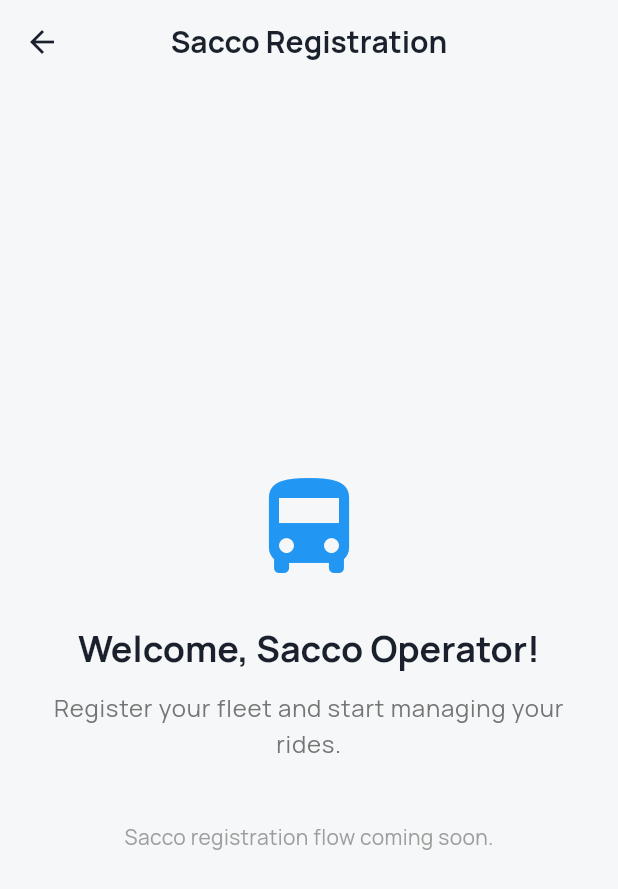
After one commit to marube2005/Tasktravellers, a Flutter app: the SaccoDashboardScreen screen opened by its route, on a phone screen of 412 x 824 dp. The commit adds this screen. Shown: the top 889 px of the screen. Run offline on Flutter 3.47's test engine with Material 3 defaults, Android fonts, the phone set to English and light mode, and no system bars; our stand-ins replace flutter_dotenv, google_fonts, supabase_flutter; accounts and stored records are empty; network calls fail.

Commit message:
Fixing corrections

```diff
--- a/frontend/lib/app.dart
+++ b/frontend/lib/app.dart
@@ -10,6 +10,7 @@ import 'pages/payment_checkout_screen.dart';
 import 'pages/ride_completion_rating_screen.dart';
 import 'pages/ride_tracking_screen.dart';
 import 'pages/email_verification.dart';
+import 'pages/sacco_dashboard_screen.dart';
 
 class MyApp extends StatelessWidget {
   const MyApp({super.key});
@@ -28,6 +29,7 @@ class MyApp extends StatelessWidget {
       // ---------- ROUTING ----------
       initialRoute: '/welcome',
       routes: {
+        '/': (context) => const WelcomeScreen(),
         '/welcome': (context) => const WelcomeScreen(),
         '/login': (context) => const LoginScreen(),
         '/register': (context) => const SignUpScreen(),
@@ -38,6 +40,7 @@ class MyApp extends StatelessWidget {
         '/payment': (context) => const PaymentScreen(),
         '/ride-complete': (context) => const RideCompleteScreen(),
         '/live-tracking': (context) => const LiveTrackingScreen(),
+        '/sacco-dashboard': (context) => const SaccoDashboardScreen(),
       },
     );
   }
--- /dev/null
+++ b/frontend/lib/pages/sacco_dashboard_screen.dart
@@ -0,0 +1,47 @@
+import 'package:flutter/material.dart';
+
+class SaccoDashboardScreen extends StatelessWidget {
+  const SaccoDashboardScreen({super.key});
+
+  @override
+  Widget build(BuildContext context) {
+    return Scaffold(
+      appBar: AppBar(
+        title: const Text('Sacco Registration'),
+        centerTitle: true,
+      ),
+      body: SafeArea(
+        child: Padding(
+          padding: const EdgeInsets.all(24.0),
+          child: Column(
+            mainAxisAlignment: MainAxisAlignment.center,
+            children: [
+              const Icon(Icons.directions_bus, size: 80, color: Colors.blue),
+              const SizedBox(height: 24),
+              Text(
+                'Welcome, Sacco Operator!',
+                style: Theme.of(context).textTheme.headlineSmall?.copyWith(
+                      fontWeight: FontWeight.bold,
+                    ),
+                textAlign: TextAlign.center,
+              ),
+              const SizedBox(height: 12),
+              Text(
+                'Register your fleet and start managing your rides.',
+                style: Theme.of(context).textTheme.bodyLarge?.copyWith(
+                      color: Colors.grey.shade600,
+                    ),
+                textAlign: TextAlign.center,
+              ),
+              const SizedBox(height: 40),
+              const Text(
+                'Sacco registration flow coming soon.',
+                style: TextStyle(color: Colors.grey),
+              ),
+            ],
+          ),
+        ),
+      ),
+    );
+  }
+}
--- a/frontend/lib/services/auth_service.dart
+++ b/frontend/lib/services/auth_service.dart
@@ -117,8 +117,8 @@ class AuthService {
         return;
       }
 
-      // ✅ Continue to home if verified
-      Navigator.pushReplacementNamed(context, '/home');
+      // ✅ Continue to role selection if verified
+      Navigator.pushReplacementNamed(context, '/role-selection');
     } on AuthException catch (e) {
       ScaffoldMessenger.of(
         context,
```
Also changed, not shown: frontend/lib/pages/role_selection_screen.dart (+6 -7 lines), frontend/lib/services/supabase_service.dart (+13 -14 lines), frontend/pubspec.yaml (+2 -9 lines), 2 other files.
